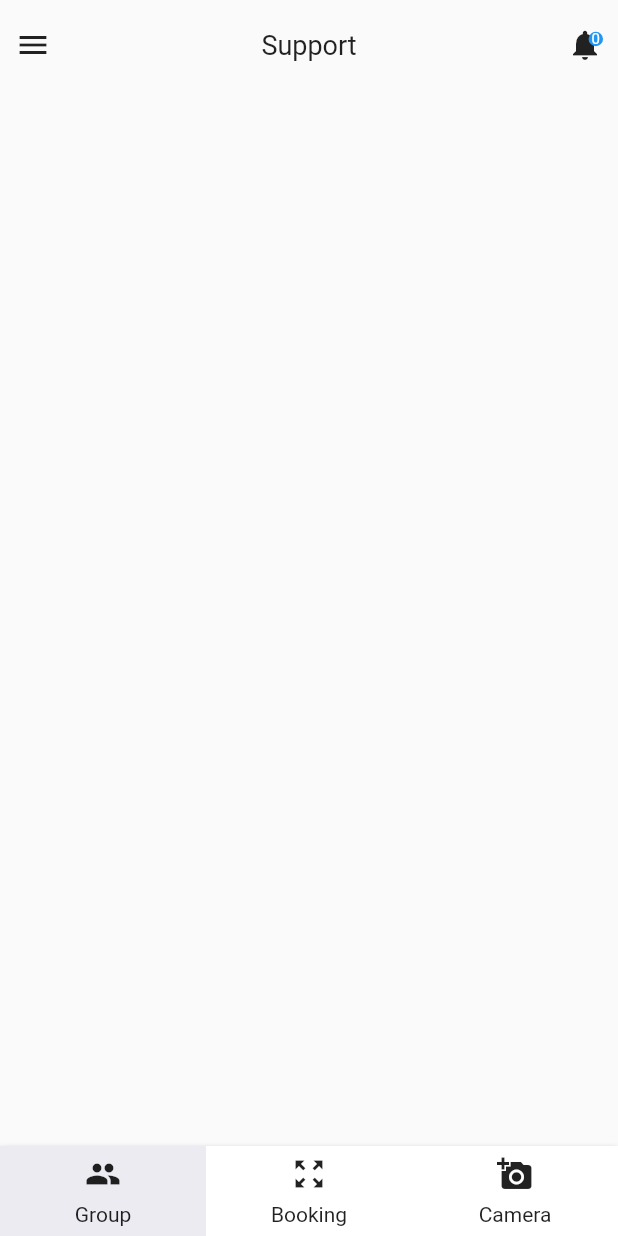
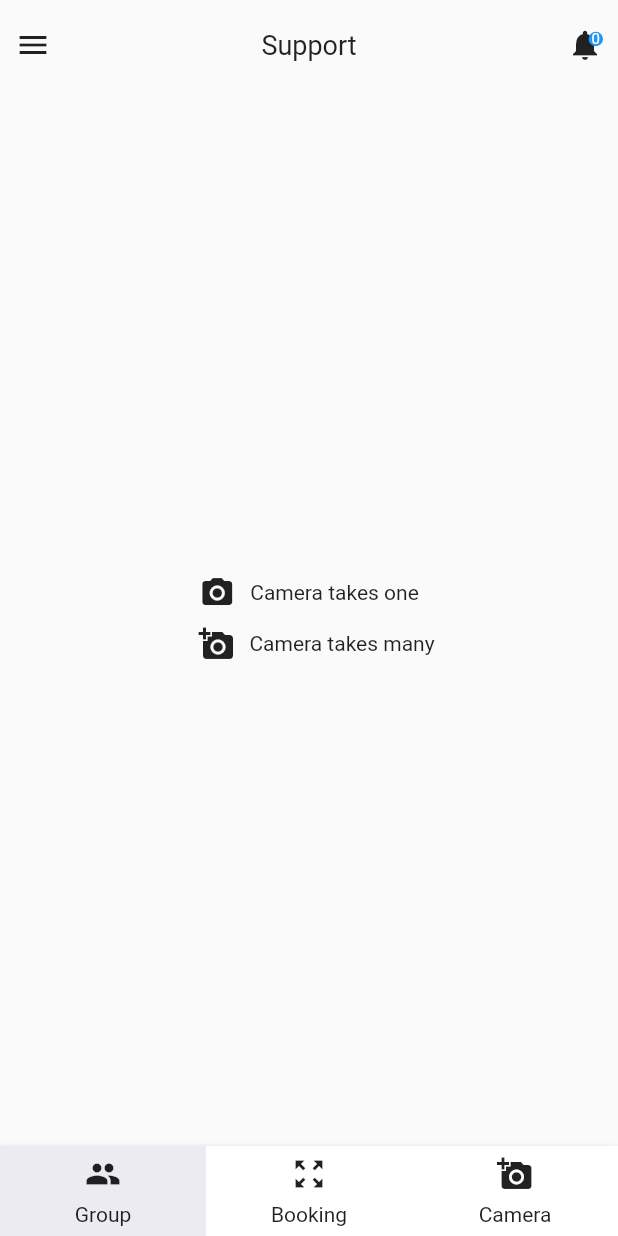
Before and after one commit to Jayden62/support, a Flutter app: the screen it shows after launch, swiped to page 3, on a phone screen of 412 x 824 dp. Run offline on Flutter 3.47's test engine with Material 2 defaults, Android fonts, the phone set to English and light mode, and no system bars; our stand-ins replace dio; network calls fail.

Commit message:
commit msg

```diff
--- a/flutter_support/lib/screen/camera/CameraScreen.dart
+++ b/flutter_support/lib/screen/camera/CameraScreen.dart
@@ -1,7 +1,5 @@
-import 'dart:async';
 import 'package:flutter/material.dart';
-import 'package:flutter/services.dart';
-import 'package:flutter/foundation.dart';
+import 'package:flutter_support/style/Style.dart';
 
 class CameraScreen extends StatefulWidget {
   @override
@@ -13,6 +11,36 @@ class CameraScreen extends StatefulWidget {
 class CameraState extends State<CameraScreen> {
   @override
   Widget build(BuildContext context) {
-    return Container();
+    return Column(
+      mainAxisAlignment: MainAxisAlignment.center,
+      children: <Widget>[
+        GestureDetector(
+          child: Row(
+            mainAxisAlignment: MainAxisAlignment.center,
+            children: <Widget>[
+              Icon(Icons.photo_camera),
+              Container(
+                margin: EdgeInsets.only(left: margin10),
+                child: Text('Camera takes one'),
+              ),
+            ],
+          ),
+        ),
+        GestureDetector(
+            child: Container(
+          margin: EdgeInsets.only(top: margin10, left: margin10),
+          child: Row(
+            mainAxisAlignment: MainAxisAlignment.center,
+            children: <Widget>[
+              Icon(Icons.add_a_photo),
+              Container(
+                margin: EdgeInsets.only(left: margin10),
+                child: Text('Camera takes many'),
+              ),
+            ],
+          ),
+        )),
+      ],
+    );
   }
 }
--- a/flutter_support/pubspec.yaml
+++ b/flutter_support/pubspec.yaml
@@ -27,6 +27,8 @@ dependencies:
   rxdart: ^0.18.0
   flushbar: ^1.8.0
   dio: ^2.1.13
+  table_calendar: ^2.1.0
+
 dev_dependencies:
   flutter_test:
     sdk: flutter
@@ -45,7 +47,7 @@ flutter:
 
   # To add assets to your application, add an assets section, like this:
   assets:
-  - assets/images/creator.jpg
+    - assets/images/creator.jpg
 
   # An image asset can refer to one or more resolution-specific "variants", see
   # https://flutter.dev/assets-and-images/#resolution-aware.
```
Also changed, not shown: flutter_support/pubspec.lock.
